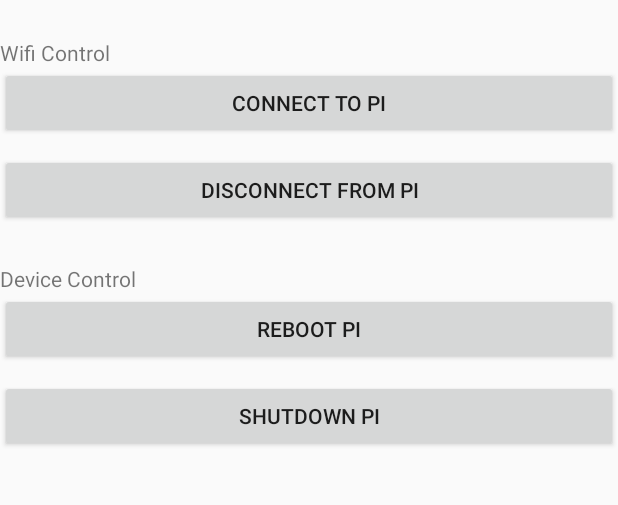
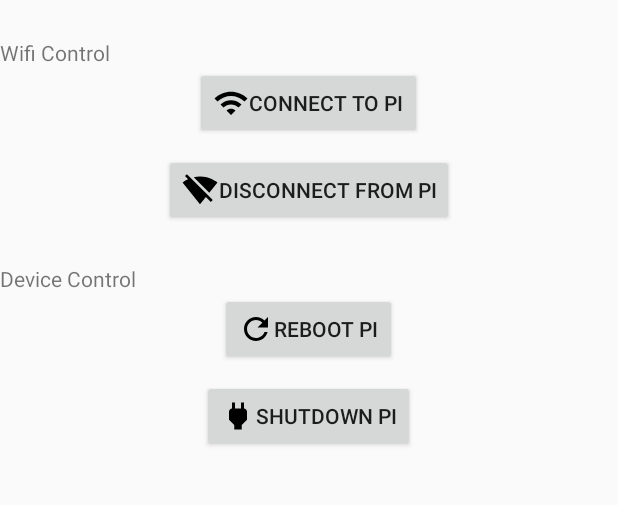
Before and after one commit to mlightning3/ThirdEye, an Android app: the screen it shows after launch (MainActivity), on a phone screen of 412 x 824 dp, the part 84-589 px from its top. Run offline under Robolectric (Android 15) with nearby library versions, the phone set to English and light mode, and no system bars; our stand-ins replace Volley.

Commit message:
Adding icons to nav bar and device control buttons

```diff
--- /dev/null
+++ b/app/src/main/res/drawable/ic_folder.xml
@@ -0,0 +1,9 @@
+<vector xmlns:android="http://schemas.android.com/apk/res/android"
+        android:width="24dp"
+        android:height="24dp"
+        android:viewportWidth="24.0"
+        android:viewportHeight="24.0">
+    <path
+        android:fillColor="#FF000000"
+        android:pathData="M10,4H4c-1.1,0 -1.99,0.9 -1.99,2L2,18c0,1.1 0.9,2 2,2h16c1.1,0 2,-0.9 2,-2V8c0,-1.1 -0.9,-2 -2,-2h-8l-2,-2z"/>
+</vector>
--- /dev/null
+++ b/app/src/main/res/drawable/ic_power.xml
@@ -0,0 +1,9 @@
+<vector xmlns:android="http://schemas.android.com/apk/res/android"
+        android:width="24dp"
+        android:height="24dp"
+        android:viewportWidth="24.0"
+        android:viewportHeight="24.0">
+    <path
+        android:fillColor="#FF000000"
+        android:pathData="M16.01,7L16,3h-2v4h-4V3H8v4h-0.01C7,6.99 6,7.99 6,8.99v5.49L9.5,18v3h5v-3l3.5,-3.51v-5.5c0,-1 -1,-2 -1.99,-1.99z"/>
+</vector>
--- /dev/null
+++ b/app/src/main/res/drawable/ic_refresh.xml
@@ -0,0 +1,9 @@
+<vector xmlns:android="http://schemas.android.com/apk/res/android"
+        android:width="24dp"
+        android:height="24dp"
+        android:viewportWidth="24.0"
+        android:viewportHeight="24.0">
+    <path
+        android:fillColor="#FF000000"
+        android:pathData="M17.65,6.35C16.2,4.9 14.21,4 12,4c-4.42,0 -7.99,3.58 -7.99,8s3.57,8 7.99,8c3.73,0 6.84,-2.55 7.73,-6h-2.08c-0.82,2.33 -3.04,4 -5.65,4 -3.31,0 -6,-2.69 -6,-6s2.69,-6 6,-6c1.66,0 3.14,0.69 4.22,1.78L13,11h7V4l-2.35,2.35z"/>
+</vector>
--- /dev/null
+++ b/app/src/main/res/drawable/ic_signal_wifi_off.xml
@@ -0,0 +1,9 @@
+<vector xmlns:android="http://schemas.android.com/apk/res/android"
+        android:width="24dp"
+        android:height="24dp"
+        android:viewportWidth="24.0"
+        android:viewportHeight="24.0">
+    <path
+        android:fillColor="#FF000000"
+        android:pathData="M23.64,7c-0.45,-0.34 -4.93,-4 -11.64,-4 -1.5,0 -2.89,0.19 -4.15,0.48L18.18,13.8 23.64,7zM17.04,15.22L3.27,1.44 2,2.72l2.05,2.06C1.91,5.76 0.59,6.82 0.36,7l11.63,14.49 0.01,0.01 0.01,-0.01 3.9,-4.86 3.32,3.32 1.27,-1.27 -3.46,-3.46z"/>
+</vector>
--- /dev/null
+++ b/app/src/main/res/drawable/ic_wifi.xml
@@ -0,0 +1,9 @@
+<vector xmlns:android="http://schemas.android.com/apk/res/android"
+        android:width="24dp"
+        android:height="24dp"
+        android:viewportWidth="24.0"
+        android:viewportHeight="24.0">
+    <path
+        android:fillColor="#FF000000"
+        android:pathData="M1,9l2,2c4.97,-4.97 13.03,-4.97 18,0l2,-2C16.93,2.93 7.08,2.93 1,9zM9,17l3,3 3,-3c-1.65,-1.66 -4.34,-1.66 -6,0zM5,13l2,2c2.76,-2.76 7.24,-2.76 10,0l2,-2C15.14,9.14 8.87,9.14 5,13z"/>
+</vector>
--- /dev/null
+++ b/app/src/main/res/drawable/ic_wrench.xml
@@ -0,0 +1,9 @@
+<vector xmlns:android="http://schemas.android.com/apk/res/android"
+        android:width="24dp"
+        android:height="24dp"
+        android:viewportWidth="24.0"
+        android:viewportHeight="24.0">
+    <path
+        android:fillColor="#FF000000"
+        android:pathData="M22.7,19l-9.1,-9.1c0.9,-2.3 0.4,-5 -1.5,-6.9 -2,-2 -5,-2.4 -7.4,-1.3L9,6 6,9 1.6,4.7C0.4,7.1 0.9,10.1 2.9,12.1c1.9,1.9 4.6,2.4 6.9,1.5l9.1,9.1c0.4,0.4 1,0.4 1.4,0l2.3,-2.3c0.5,-0.4 0.5,-1.1 0.1,-1.4z"/>
+</vector>
--- a/app/src/main/res/layout/device_control_fragment.xml
+++ b/app/src/main/res/layout/device_control_fragment.xml
@@ -21,16 +21,20 @@
             android:text="Wifi Control" />
         <Button
             android:id="@+id/wifi_connect"
-            android:layout_width="match_parent"
+            android:layout_gravity="center_horizontal"
+            android:layout_width="wrap_content"
             android:layout_height="wrap_content"
+            android:drawableStart="@drawable/ic_wifi"
             android:text="Connect to Pi"/>
         <Space
             android:layout_width="match_parent"
             android:layout_height="10dp" />
         <Button
             android:id="@+id/wifi_disconnect"
-            android:layout_width="match_parent"
+            android:layout_gravity="center_horizontal"
+            android:layout_width="wrap_content"
             android:layout_height="wrap_content"
+            android:drawableStart="@drawable/ic_signal_wifi_off"
             android:text="Disconnect from Pi"/>
 
         <Space
@@ -45,16 +49,20 @@
 
         <Button
             android:id="@+id/reboot"
-            android:layout_width="match_parent"
+            android:layout_gravity="center_horizontal"
+            android:layout_width="wrap_content"
             android:layout_height="wrap_content"
+            android:drawableStart="@drawable/ic_refresh"
             android:text="Reboot Pi" />
         <Space
             android:layout_width="match_parent"
             android:layout_height="10dp" />
         <Button
             android:id="@+id/poweroff"
-            android:layout_width="match_parent"
+            android:layout_gravity="center_horizontal"
+            android:layout_width="wrap_content"
             android:layout_height="wrap_content"
+            android:drawableStart="@drawable/ic_power"
             android:text="Shutdown Pi" />
     </LinearLayout>
 
--- a/app/src/main/res/menu/drawer_view.xml
+++ b/app/src/main/res/menu/drawer_view.xml
@@ -7,9 +7,11 @@
             android:title="Stream" />
         <item
             android:id="@+id/view_files"
+            android:icon="@drawable/ic_folder"
             android:title="Files" />
         <item
             android:id="@+id/device_control"
+            android:icon="@drawable/ic_wrench"
             android:title="Device Control" />
         <item
             android:id="@+id/settings"
```
